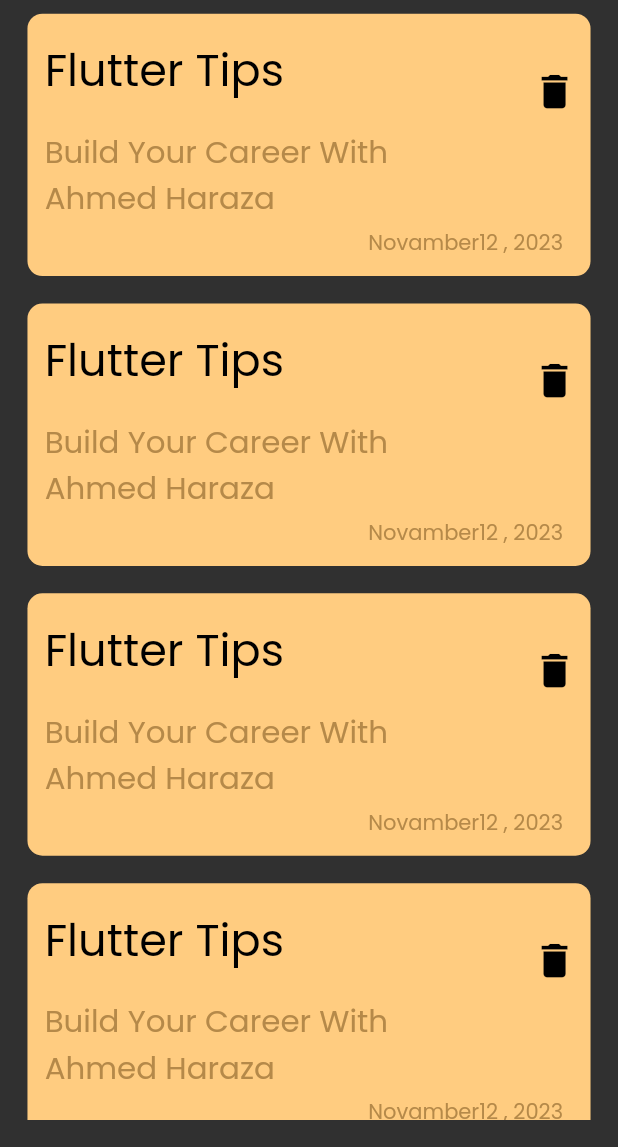
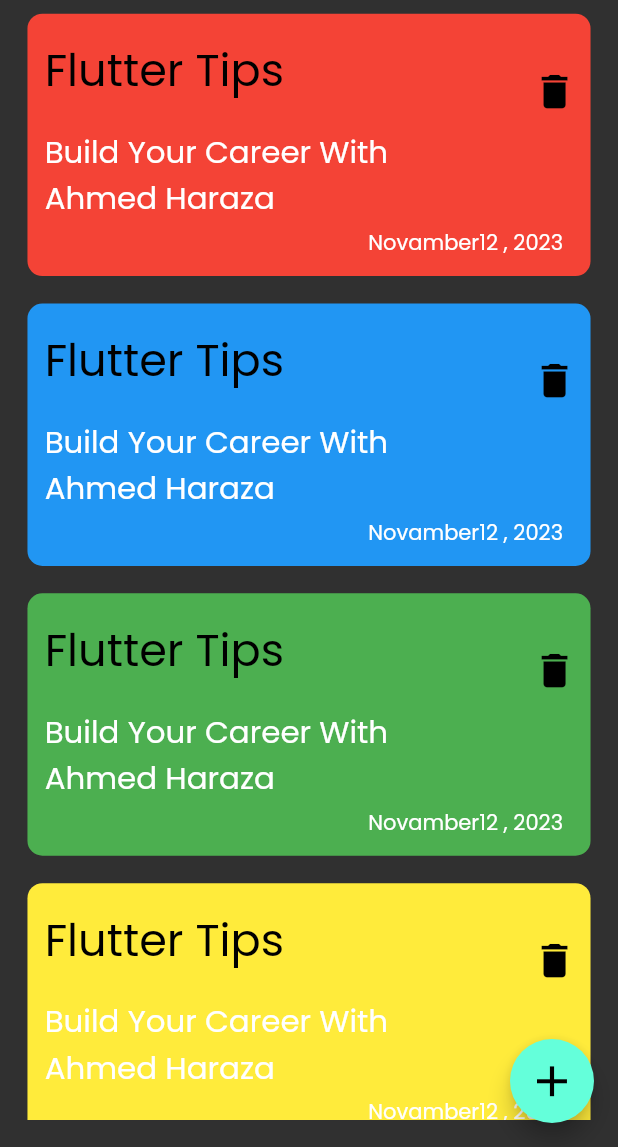
Before and after one commit to AhmedHaraza/notesapp, a Flutter app: the screen it shows after launch, on a phone screen of 412 x 824 dp, the part 89-1236 px from its top. Run offline on Flutter 3.47's test engine with Material 2 defaults, Android fonts, the phone set to English and light mode, and no system bars; our stand-ins replace flutter_screenutil.

Commit message:
add floating ActionBoutton & list Color

```diff
--- a/lib/views/notes_view_body.dart
+++ b/lib/views/notes_view_body.dart
@@ -14,11 +14,17 @@ class NotesView extends StatelessWidget {
           child: Column(
             children: <Widget>[
               customAPPBar(),
-              Expanded(child: noteListView()),
+              const Expanded(child: NoteListViewBuilder()),
             ],
           ),
         ),
       ),
+      floatingActionButton: FloatingActionButton(
+          onPressed: () {},
+          child: Icon(
+            Icons.add,
+            size: 30.sp,
+          )),
     );
   }
 }
--- a/lib/widget/note_itme.dart
+++ b/lib/widget/note_itme.dart
@@ -1,11 +1,11 @@
 import 'package:flutter/material.dart';
 import 'package:flutter_screenutil/flutter_screenutil.dart';
 
-Widget noteItem() => Container(
+Widget noteItem({required Color color}) => Container(
       padding: REdgeInsets.only(top: 10, bottom: 10, left: 10),
-      decoration: const BoxDecoration(
-        color: Color(0xffffcc80),
-        borderRadius: BorderRadius.all(
+      decoration: BoxDecoration(
+        color: color,
+        borderRadius: const BorderRadius.all(
           Radius.circular(10),
         ),
       ),
@@ -23,7 +23,7 @@ Widget noteItem() => Container(
               child: Text(
                 "Build Your Career With Ahmed Haraza",
                 style:
-                    TextStyle(fontSize: 18.sp, color: const Color(0xffb58949)),
+                    TextStyle(fontSize: 18.sp, color:Colors.white),
               ),
             ),
             trailing: IconButton(
@@ -38,7 +38,7 @@ Widget noteItem() => Container(
             padding: REdgeInsets.only(right: 16),
             child: const Text(
               "Novamber12 , 2023",
-              style: TextStyle(color: Color(0xffb58949)),
+              style: TextStyle(color: Colors.white),
             ),
           )
         ],
--- a/lib/widget/note_list_view_builder.dart
+++ b/lib/widget/note_list_view_builder.dart
@@ -2,12 +2,32 @@ import 'package:flutter/material.dart';
 import 'package:flutter_screenutil/flutter_screenutil.dart';
 import 'package:notesapp/widget/note_itme.dart';
 
-Widget noteListView() => ListView.builder(
+class NoteListViewBuilder extends StatelessWidget {
+  const NoteListViewBuilder({Key? key}) : super(key: key);
+  final color = const [
+    Colors.red,
+    Colors.blue,
+    Colors.green,
+    Colors.yellow,
+    Colors.orange,
+    Colors.purple,
+    Colors.pink,
+    Colors.brown,
+    Colors.cyan,
+    Colors.teal,
+    Colors.indigo,
+    Colors.deepPurple,
+  ];
+  @override
+  Widget build(BuildContext context) {
+    return ListView.builder(
       itemCount: 5,
       itemBuilder: (context, index) {
         return Padding(
           padding: REdgeInsets.symmetric(vertical: 8.0),
-      child: noteItem(),
+          child: noteItem(color: color[index]),
         );
       },
     );
+  }
+}
```
Lines whose indentation alone changed are shown as unchanged.
